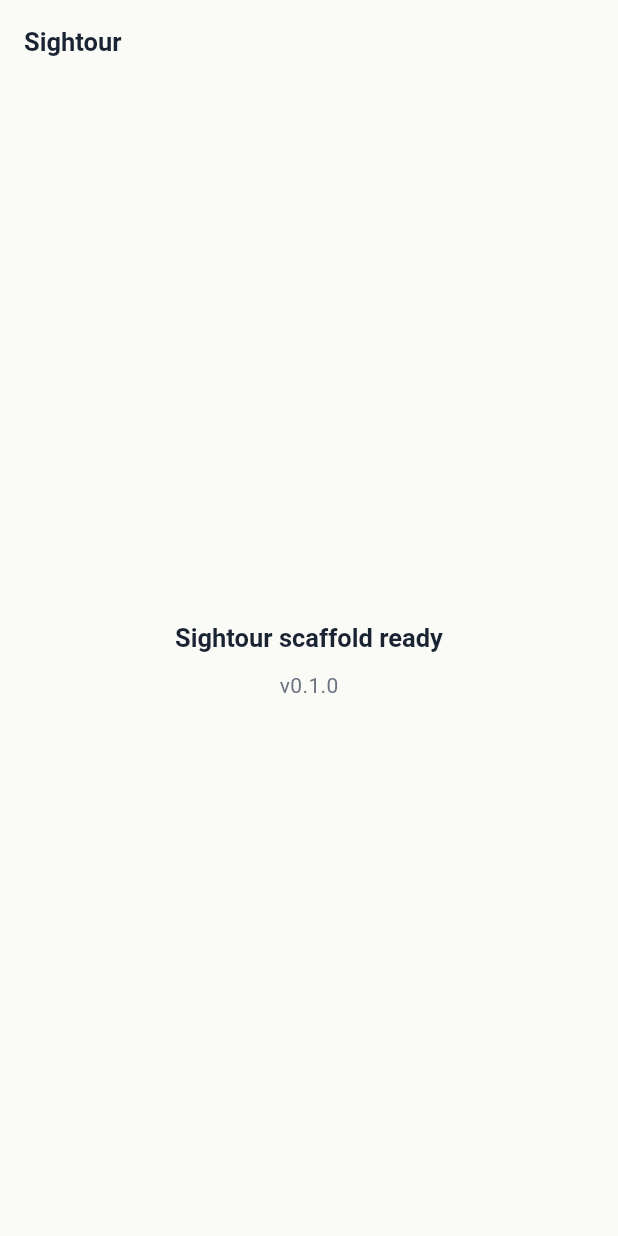
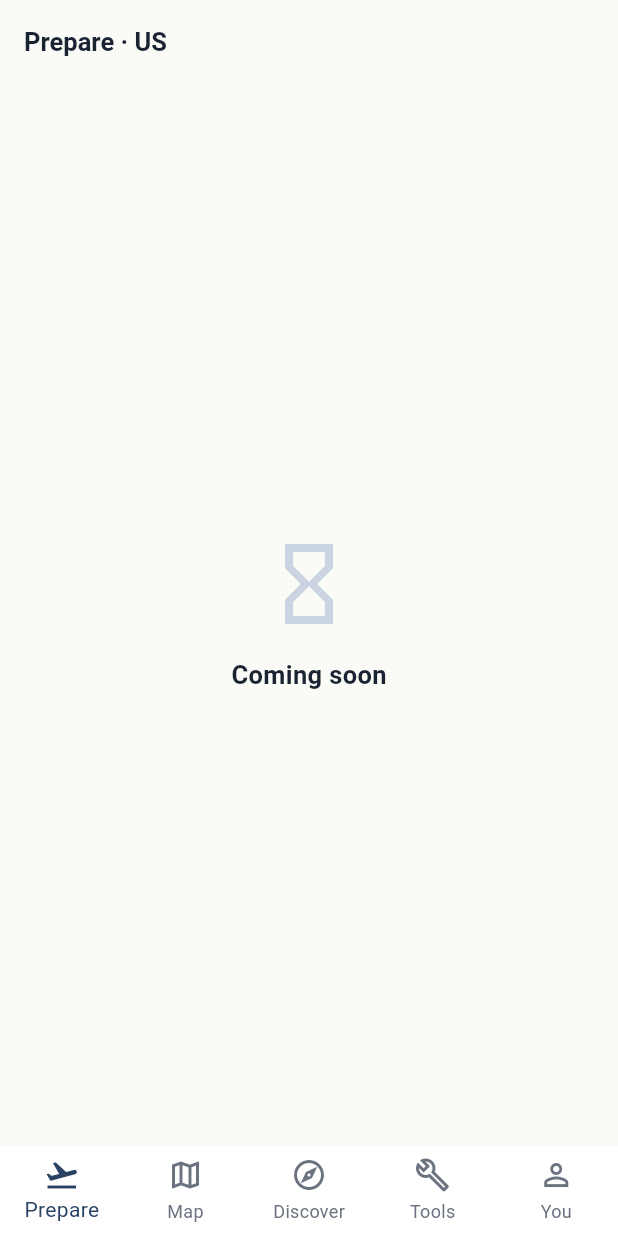
Before and after one commit to Yuanzhou2019/tour, a Flutter app: the screen it shows after launch, on a phone screen of 412 x 824 dp. Run offline on Flutter 3.47's test engine with Material 3 defaults, Android fonts, the phone set to English and light mode, and no system bars; our stand-ins replace dio, flutter_bloc, freezed_annotation, get_it, go_router, hive_ce and 2 more; accounts and stored records are empty.

Commit message:
feat(router): go_router with 5 main tabs and full sub-routes

```diff
--- a/app/lib/app.dart
+++ b/app/lib/app.dart
@@ -1,30 +1,42 @@
 import 'package:flutter/material.dart';
-import 'package:flutter_localizations/flutter_localizations.dart';
+import 'package:flutter_bloc/flutter_bloc.dart';
 
+import 'core/di/injection.dart';
+import 'core/i18n/locale_cubit.dart';
 import 'core/router/app_router.dart';
 import 'core/theme/app_theme.dart';
+import 'core/theme/theme_cubit.dart';
+import 'l10n/generated/app_localizations.dart';
 
 class SightourApp extends StatelessWidget {
   const SightourApp({super.key});
 
   @override
   Widget build(BuildContext context) {
-    return MaterialApp.router(
-      title: 'Sightour',
-      debugShowCheckedModeBanner: false,
-      theme: AppTheme.light(),
-      darkTheme: AppTheme.dark(),
-      themeMode: ThemeMode.system,
-      routerConfig: appRouter,
-      localizationsDelegates: const [
-        GlobalMaterialLocalizations.delegate,
-        GlobalCupertinoLocalizations.delegate,
-        GlobalWidgetsLocalizations.delegate,
+    return MultiBlocProvider(
+      providers: [
+        BlocProvider<LocaleCubit>(create: (_) => getIt<LocaleCubit>()..loadFromStorage()),
+        BlocProvider<ThemeCubit>(create: (_) => getIt<ThemeCubit>()..loadFromStorage()),
       ],
-      supportedLocales: const [
-        Locale('en'),
-        Locale('zh'),
-      ],
+      child: BlocBuilder<LocaleCubit, Locale>(
+        builder: (_, locale) {
+          return BlocBuilder<ThemeCubit, ThemeMode>(
+            builder: (_, themeMode) {
+              return MaterialApp.router(
+                title: 'Sightour',
+                debugShowCheckedModeBanner: false,
+                theme: AppTheme.light(),
+                darkTheme: AppTheme.dark(),
+                themeMode: themeMode,
+                routerConfig: appRouter,
+                locale: locale,
+                localizationsDelegates: AppLocalizations.localizationsDelegates,
+                supportedLocales: AppLocalizations.supportedLocales,
+              );
+            },
+          );
+        },
+      ),
     );
   }
 }
--- a/app/lib/core/i18n/locale_cubit.dart
+++ b/app/lib/core/i18n/locale_cubit.dart
@@ -1,7 +1,9 @@
 import 'package:flutter/material.dart';
 import 'package:flutter_bloc/flutter_bloc.dart';
 import 'package:hive_ce/hive.dart';
+import 'package:injectable/injectable.dart';
 
+@lazySingleton
 class LocaleCubit extends Cubit<Locale> {
   LocaleCubit() : super(const Locale('en'));
 
--- a/app/lib/core/router/app_router.dart
+++ b/app/lib/core/router/app_router.dart
@@ -1,16 +1,180 @@
-import 'package:flutter/widgets.dart';
+import 'package:flutter/material.dart';
 import 'package:go_router/go_router.dart';
 
-import '../../features/onboarding/presentation/pages/home_page.dart';
+import '../../features/discover/presentation/pages/discover_page.dart';
+import '../../features/map/presentation/pages/map_page.dart';
+import '../../features/prepare/presentation/pages/prepare_page.dart';
+import '../../features/tools/presentation/pages/tools_page.dart';
+import '../../features/you/presentation/pages/you_page.dart';
+import '../../shared/pages/coming_soon_page.dart';
+import '../../shared/pages/not_found_page.dart';
+import 'main_shell.dart';
+import 'route_names.dart';
 
 final appRouter = GoRouter(
-  initialLocation: '/',
+  initialLocation: '/prepare',
+  debugLogDiagnostics: true,
   routes: <RouteBase>[
+    ShellRoute(
+      builder: (context, state, child) => MainShell(child: child),
+      routes: <RouteBase>[
+        GoRoute(
+          path: '/prepare',
+          name: RouteNames.prepare,
+          builder: (_, __) => const PreparePage(),
+          routes: <RouteBase>[
+            GoRoute(
+              path: 'policy/:id',
+              name: RouteNames.policyDetail,
+              builder: (_, state) => ComingSoonPage(
+                title: 'Policy · ${state.pathParameters['id']}',
+              ),
+            ),
+            GoRoute(
+              path: 'checklist',
+              name: RouteNames.checklist,
+              builder: (_, __) => const ComingSoonPage(title: 'Checklist'),
+            ),
+            GoRoute(
+              path: 'offline',
+              name: RouteNames.offlineDownloads,
+              builder: (_, __) => const ComingSoonPage(title: 'Offline downloads'),
+            ),
+          ],
+        ),
+        GoRoute(
+          path: '/map',
+          name: RouteNames.map,
+          builder: (_, __) => const MapPage(),
+          routes: <RouteBase>[
+            GoRoute(
+              path: 'poi/:id',
+              name: RouteNames.poiDetail,
+              builder: (_, state) => ComingSoonPage(
+                title: 'POI · ${state.pathParameters['id']}',
+              ),
+              routes: <RouteBase>[
+                GoRoute(
+                  path: 'reputation',
+                  name: RouteNames.poiReputation,
+                  builder: (_, state) => ComingSoonPage(
+                    title: 'Reputation · ${state.pathParameters['id']}',
+                  ),
+                ),
+              ],
+            ),
+          ],
+        ),
+        GoRoute(
+          path: '/discover',
+          name: RouteNames.discover,
+          builder: (_, __) => const DiscoverPage(),
+          routes: <RouteBase>[
+            GoRoute(
+              path: ':category',
+              name: RouteNames.rankCategory,
+              builder: (_, state) => ComingSoonPage(
+                title: 'Rank · ${state.pathParameters['category']}',
+              ),
+            ),
+          ],
+        ),
+        GoRoute(
+          path: '/tools',
+          name: RouteNames.tools,
+          builder: (_, __) => const ToolsPage(),
+          routes: <RouteBase>[
+            GoRoute(
+              path: 'fx',
+              name: RouteNames.fxConverter,
+              builder: (_, __) => const ComingSoonPage(title: 'FX converter'),
+            ),
+            GoRoute(
+              path: 'phrases',
+              name: RouteNames.phrasesIndex,
+              builder: (_, __) => const ComingSoonPage(title: 'Phrases'),
+              routes: <RouteBase>[
+                GoRoute(
+                  path: ':category',
+                  name: RouteNames.phrasesCategory,
+                  builder: (_, state) => ComingSoonPage(
+                    title: 'Phrases · ${state.pathParameters['category']}',
+                  ),
+                ),
+              ],
+            ),
+            GoRoute(
+              path: 'emergency',
+              name: RouteNames.emergency,
+              builder: (_, __) => const ComingSoonPage(title: 'Emergency'),
+            ),
+          ],
+        ),
+        GoRoute(
+          path: '/you',
+          name: RouteNames.you,
+          builder: (_, __) => const YouPage(),
+        ),
+      ],
+    ),
+
+    // Modal
     GoRoute(
-      path: '/',
-      name: 'home',
-      builder: (BuildContext context, GoRouterState state) =>
-          const HomePage(),
+      path: '/modal/correction',
+      name: RouteNames.modalCorrection,
+      pageBuilder: (_, state) => MaterialPage(
+        fullscreenDialog: true,
+        child: ComingSoonPage(
+          title: 'Correction${state.uri.queryParameters['poiId'] != null ? ' · ${state.uri.queryParameters['poiId']}' : ''}',
+        ),
+      ),
+    ),
+    GoRoute(
+      path: '/modal/filter',
+      name: RouteNames.modalFilter,
+      pageBuilder: (_, __) => const MaterialPage(
+        fullscreenDialog: true,
+        child: ComingSoonPage(title: 'Filter'),
+      ),
+    ),
+    GoRoute(
+      path: '/modal/country',
+      name: RouteNames.modalCountry,
+      pageBuilder: (_, __) => const MaterialPage(
+        fullscreenDialog: true,
+        child: ComingSoonPage(title: 'Country'),
+      ),
+    ),
+    GoRoute(
+      path: '/modal/language',
+      name: RouteNames.modalLanguage,
+      pageBuilder: (_, __) => const MaterialPage(
+        fullscreenDialog: true,
+        child: ComingSoonPage(title: 'Language'),
+      ),
+    ),
+
+    // Full
+    GoRoute(
+      path: '/full/privacy',
+      name: RouteNames.privacy,
+      builder: (_, __) => const ComingSoonPage(title: 'Privacy policy'),
+    ),
+    GoRoute(
+      path: '/full/about',
+      name: RouteNames.about,
+      builder: (_, __) => const ComingSoonPage(title: 'About'),
+    ),
+    GoRoute(
+      path: '/full/maintenance',
+      name: RouteNames.maintenance,
+      builder: (_, __) => const ComingSoonPage(title: 'Maintenance'),
+    ),
+    GoRoute(
+      path: '/full/not-found',
+      name: RouteNames.notFound,
+      builder: (_, __) => const NotFoundPage(),
     ),
   ],
+  errorBuilder: (_, state) => NotFoundPage(error: state.error),
 );
--- /dev/null
+++ b/app/lib/core/router/main_shell.dart
@@ -0,0 +1,66 @@
+import 'package:flutter/material.dart';
+import 'package:go_router/go_router.dart';
+
+import '../../l10n/generated/app_localizations.dart';
+
+class MainShell extends StatelessWidget {
+  const MainShell({required this.child, super.key});
+  final Widget child;
+
+  static const _tabs = <_TabSpec>[
+    _TabSpec(path: '/prepare', icon: Icons.flight_takeoff, labelKey: 'tabPrepare'),
+    _TabSpec(path: '/map', icon: Icons.map_outlined, labelKey: 'tabMap'),
+    _TabSpec(path: '/discover', icon: Icons.explore_outlined, labelKey: 'tabDiscover'),
+    _TabSpec(path: '/tools', icon: Icons.build_outlined, labelKey: 'tabTools'),
+    _TabSpec(path: '/you', icon: Icons.person_outline, labelKey: 'tabYou'),
+  ];
+
+  int _currentIndex(BuildContext context) {
+    final location = GoRouterState.of(context).matchedLocation;
+    final i = _tabs.indexWhere((t) => location.startsWith(t.path));
+    return i < 0 ? 0 : i;
+  }
+
+  String _labelFor(AppLocalizations l10n, String key) {
+    switch (key) {
+      case 'tabPrepare':
+        return l10n.tabPrepare;
+      case 'tabMap':
+        return l10n.tabMap;
+      case 'tabDiscover':
+        return l10n.tabDiscover;
+      case 'tabTools':
+        return l10n.tabTools;
+      case 'tabYou':
+        return l10n.tabYou;
+      default:
+        return key;
+    }
+  }
+
+  @override
+  Widget build(BuildContext context) {
+    final i = _currentIndex(context);
+    final l10n = AppLocalizations.of(context);
+    return Scaffold(
+      body: child,
+      bottomNavigationBar: BottomNavigationBar(
+        currentIndex: i,
+        onTap: (idx) => context.go(_tabs[idx].path),
+        items: _tabs
+            .map((t) => BottomNavigationBarItem(
+                  icon: Icon(t.icon),
+                  label: _labelFor(l10n, t.labelKey),
+                ))
+            .toList(),
+      ),
+    );
+  }
+}
+
+class _TabSpec {
+  const _TabSpec({required this.path, required this.icon, required this.labelKey});
+  final String path;
+  final IconData icon;
+  final String labelKey;
+}
--- a/app/lib/core/theme/theme_cubit.dart
+++ b/app/lib/core/theme/theme_cubit.dart
@@ -1,7 +1,9 @@
 import 'package:flutter/material.dart';
 import 'package:flutter_bloc/flutter_bloc.dart';
 import 'package:hive_ce/hive.dart';
+import 'package:injectable/injectable.dart';
 
+@lazySingleton
 class ThemeCubit extends Cubit<ThemeMode> {
   ThemeCubit() : super(ThemeMode.system);
 
--- a/app/lib/features/onboarding/presentation/pages/home_page.dart
+++ /dev/null
@@ -1,43 +0,0 @@
-import 'package:flutter/material.dart';
-import 'package:package_info_plus/package_info_plus.dart';
-import 'package:sightour/core/theme/app_colors.dart';
-
-/// Placeholder home page for Stage 0 scaffold.
-///
-/// The real Prepare / Map / Discover / Tools / You tabs land in Stage 1+.
-class HomePage extends StatelessWidget {
-  const HomePage({super.key});
-
-  @override
-  Widget build(BuildContext context) {
-    return Scaffold(
-      appBar: AppBar(
-        title: const Text('Sightour'),
-      ),
-      body: Center(
-        child: FutureBuilder<PackageInfo>(
-          future: PackageInfo.fromPlatform(),
-          builder: (BuildContext context, AsyncSnapshot<PackageInfo> snap) {
-            final String version = snap.data?.version ?? '0.0.0';
-            return Column(
-              mainAxisAlignment: MainAxisAlignment.center,
-              children: <Widget>[
-                Text(
-                  'Sightour scaffold ready',
-                  style: Theme.of(context).textTheme.titleLarge,
-                ),
-                const SizedBox(height: 8),
-                Text(
-                  'v$version',
-                  style: Theme.of(context).textTheme.bodyMedium?.copyWith(
-                        color: AppColors.slate500,
-                      ),
-                ),
-              ],
-            );
-          },
-        ),
-      ),
-    );
-  }
-}
--- /dev/null
+++ b/app/lib/features/prepare/presentation/pages/prepare_page.dart
@@ -0,0 +1,15 @@
+import 'package:flutter/material.dart';
+
+import '../../../../l10n/generated/app_localizations.dart';
+import '../../../../shared/pages/coming_soon_page.dart';
+
+class PreparePage extends StatelessWidget {
+  const PreparePage({super.key});
+
+  @override
+  Widget build(BuildContext context) {
+    return ComingSoonPage(
+      title: AppLocalizations.of(context).prepareTitle('US'),
+    );
+  }
+}
--- /dev/null
+++ b/app/lib/shared/pages/coming_soon_page.dart
@@ -0,0 +1,31 @@
+import 'package:flutter/material.dart';
+
+import '../../core/theme/app_colors.dart';
+import '../../core/theme/app_spacing.dart';
+import '../../core/theme/app_text_styles.dart';
+import '../../l10n/generated/app_localizations.dart';
+
+class ComingSoonPage extends StatelessWidget {
+  const ComingSoonPage({required this.title, super.key});
+  final String title;
+
+  @override
+  Widget build(BuildContext context) {
+    return Scaffold(
+      appBar: AppBar(title: Text(title)),
+      body: Center(
+        child: Column(
+          mainAxisAlignment: MainAxisAlignment.center,
+          children: [
+            const Icon(Icons.hourglass_empty, size: 64, color: AppColors.slate300),
+            const SizedBox(height: AppSpacing.s4),
+            Text(
+              AppLocalizations.of(context).commonComingSoon,
+              style: AppTextTheme.textTheme.titleLarge,
+            ),
+          ],
+        ),
+      ),
+    );
+  }
+}
```
Also changed, not shown: app/lib/core/di/injection.dart (+10 -6 lines), app/lib/core/router/route_guards.dart (added, +10 -0 lines), app/lib/core/router/route_names.dart (added, +31 -0 lines), app/lib/features/discover/presentation/pages/discover_page.dart (added, +15 -0 lines), app/lib/features/map/presentation/pages/map_page.dart (added, +15 -0 lines), app/lib/features/tools/presentation/pages/tools_page.dart (added, +15 -0 lines), app/lib/features/you/presentation/pages/you_page.dart (added, +15 -0 lines), app/lib/shared/pages/not_found_page.dart (added, +16 -0 lines), app/lib/core/di/injection.config.dart (added), 2 other files.
